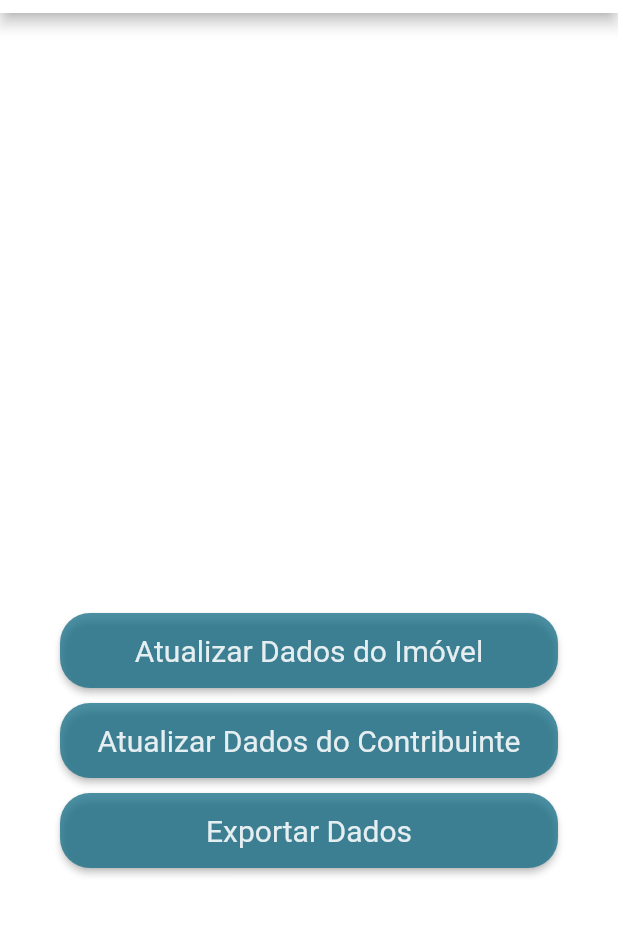
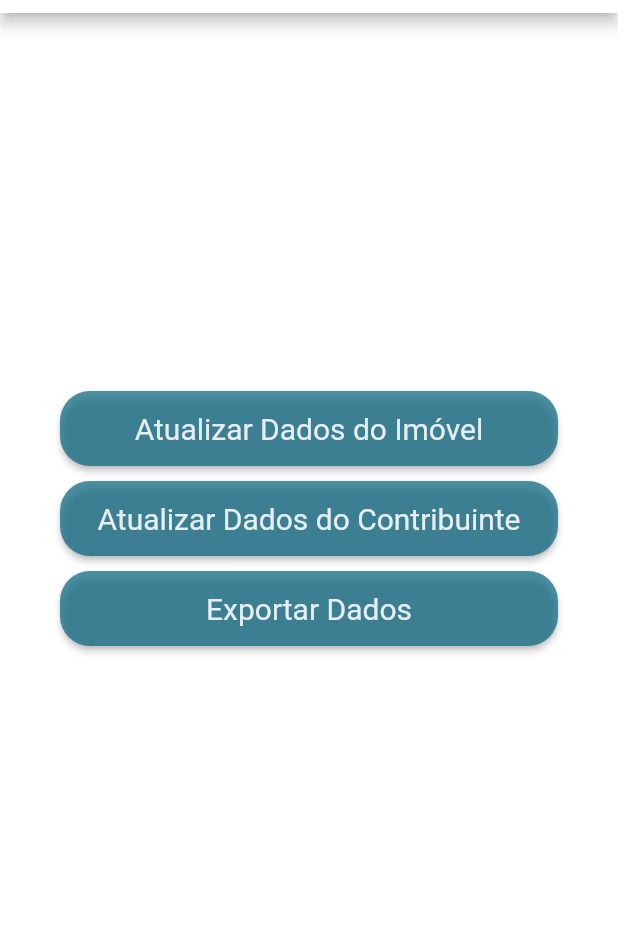
Before and after one commit to FloraRosaPupo/App-cadastro-imobiliario, a Flutter app: the Painel screen opened directly, on a phone screen of 412 x 824 dp, the part 212-1148 px from its top. Run offline on Flutter 3.47's test engine with Material 2 defaults, Android fonts, the phone set to English and light mode, and no system bars; our stand-ins replace date_format, firebase_auth, firebase_core, flutter_native_splash, get, shared_preferences; missing offline and left inert: camera_camera, flutter_launcher_icons; accounts and stored records are empty.

```diff
--- a/lib/pages/painel.dart
+++ b/lib/pages/painel.dart
@@ -25,10 +25,14 @@ class _PainelState extends State<Painel> {
       appBar: appBarDinamica(),
       drawer: menuLateralDinamico(),
       body: Container(
-        padding: EdgeInsets.only(top: 400, left: 40, right: 40),
+        //padding: EdgeInsets.only(top: 400, left: 40, right: 40),
         alignment: Alignment.center,
         color: Colors.white,
-        child: ListView(
+        child: Center(
+          child: SingleChildScrollView(
+            padding: EdgeInsets.symmetric(horizontal: 40),
+            child: Column(
+              crossAxisAlignment: CrossAxisAlignment.stretch,
               children: <Widget>[
                 ElevatedButton(
                   style: raisedButtonStyle,
@@ -42,8 +46,8 @@ class _PainelState extends State<Painel> {
                 ElevatedButton(
                   style: raisedButtonStyle,
                   onPressed: () {
-                Navigator.of(context)
-                    .push(MaterialPageRoute(builder: (context) => Search2()));
+                    Navigator.of(context).push(
+                        MaterialPageRoute(builder: (context) => Search2()));
                   },
                   child: Text('Atualizar Dados do Contribuinte'),
                 ),
@@ -51,12 +55,14 @@ class _PainelState extends State<Painel> {
                 ElevatedButton(
                   style: raisedButtonStyle,
                   onPressed: () {
-                Navigator.of(context)
-                    .push(MaterialPageRoute(builder: (context) => Exportar()));
+                    Navigator.of(context).push(
+                        MaterialPageRoute(builder: (context) => Exportar()));
                   },
                   child: Text('Exportar Dados'),
                 ),
               ],
+            ),
+          ),
         ),
       ),
     );
```
Lines whose indentation alone changed are shown as unchanged.
